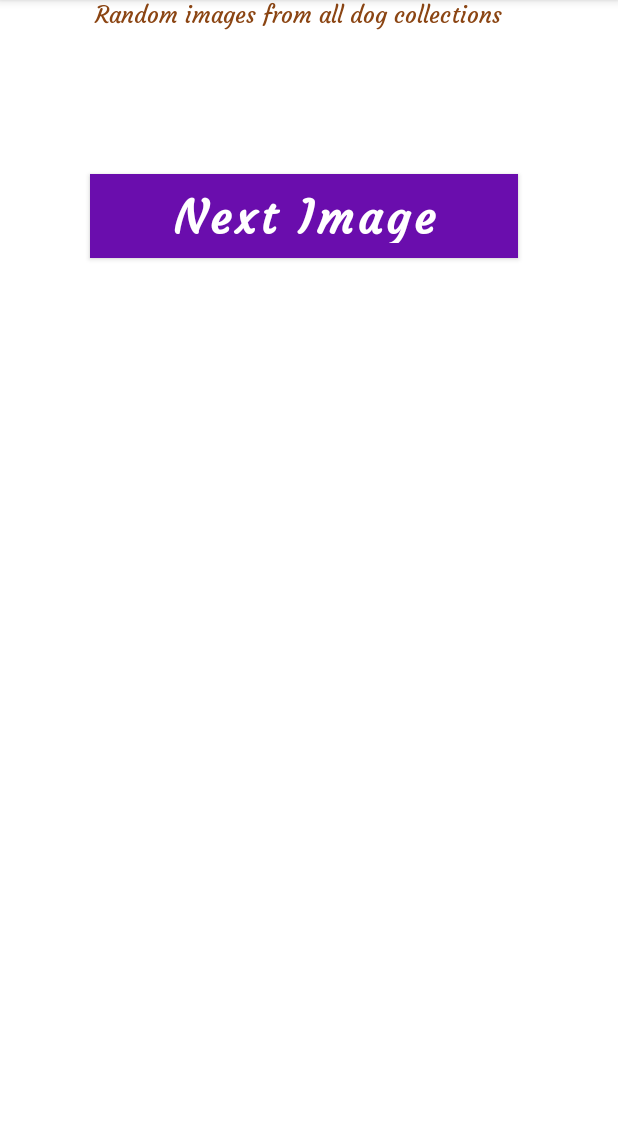
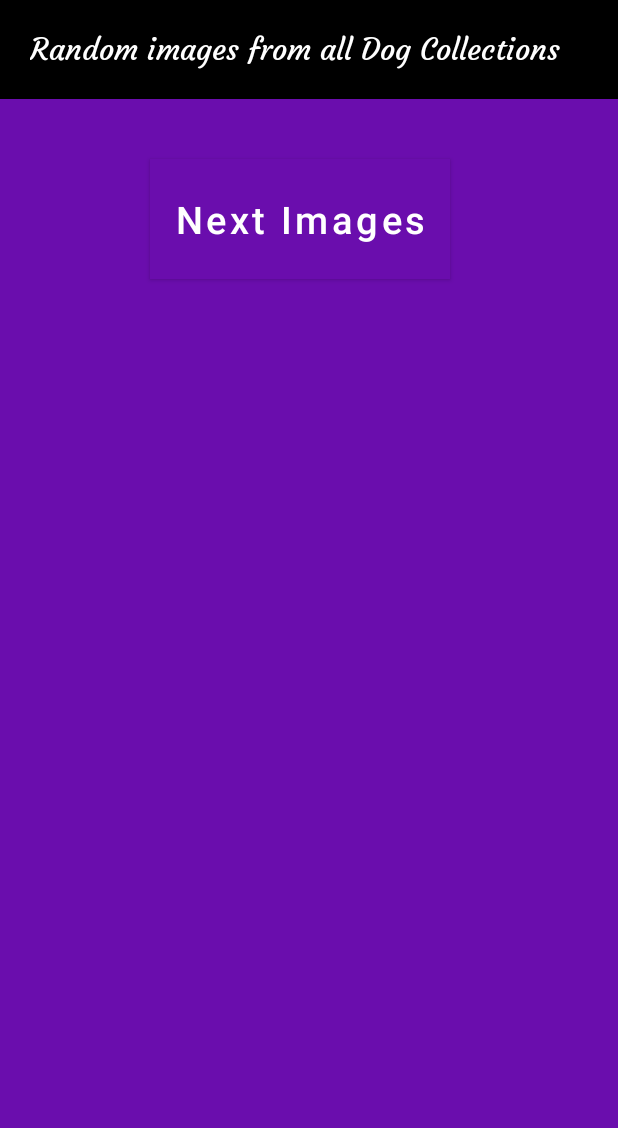
Before and after one commit to bobbinnej/Dog-API, an Android app: the screen it shows after launch (MainActivity), on a phone screen of 412 x 824 dp, the part 108-1236 px from its top. Run offline under Robolectric (Android 15) with nearby library versions, the phone set to English and light mode, and no system bars; our stand-ins replace ButterKnife.

Commit message:
style the random breed fragment, add parceler dependency

```diff
--- a/app/build.gradle
+++ b/app/build.gradle
@@ -54,6 +54,9 @@ dependencies {
     annotationProcessor 'com.jakewharton:butterknife-compiler:10.2.0'
     //viewpager dependency
     implementation 'androidx.viewpager:viewpager:1.1.0-alpha01'
+    // Parceler
+    implementation 'org.parceler:parceler-api:1.1.12'
+    annotationProcessor 'org.parceler:parceler:1.1.12'
 
 
 
--- a/app/src/main/AndroidManifest.xml
+++ b/app/src/main/AndroidManifest.xml
@@ -2,8 +2,8 @@
 <manifest xmlns:android="http://schemas.android.com/apk/res/android"
     xmlns:tools="http://schemas.android.com/tools"
     package="com.moringaschool.dogged">
-    <!--Permission from the internet to contact the Dog API-->
-    <uses-permission android:name="android.permission.INTERNET"/>
+    <!-- Permission from the internet to contact the Dog API -->
+    <uses-permission android:name="android.permission.INTERNET" />
 
     <application
         android:allowBackup="true"
@@ -24,6 +24,7 @@
                 <category android:name="android.intent.category.LAUNCHER" />
             </intent-filter>
         </activity>
+
         <meta-data
             android:name="preloaded_fonts"
             android:resource="@array/preloaded_fonts" />
--- a/app/src/main/java/com/moringaschool/dogged/RandomBreed.java
+++ b/app/src/main/java/com/moringaschool/dogged/RandomBreed.java
@@ -7,6 +7,7 @@ import android.os.Bundle;
 import androidx.annotation.NonNull;
 import androidx.annotation.Nullable;
 import androidx.fragment.app.Fragment;
+import androidx.recyclerview.widget.RecyclerView;
 
 import android.util.Log;
 import android.view.LayoutInflater;
@@ -18,6 +19,9 @@ import com.moringaschool.dogged.RetrofitClient.DogClient;
 import com.moringaschool.dogged.interfaces.DogApi;
 import com.moringaschool.dogged.models.RandomBreedResponse;
 
+import java.util.ArrayList;
+import java.util.List;
+
 import retrofit2.Call;
 import retrofit2.Callback;
 import retrofit2.Response;
@@ -25,7 +29,9 @@ import retrofit2.Response;
 
 public class RandomBreed extends Fragment {
     DogApi dogApi;
-
+    private List<RandomBreedResponse> random;
+    private RandomBreedAdapter randomBreedAdapter;
+    private RecyclerView recyclerView;
     @Override
     public void onViewCreated(@NonNull View view, @Nullable Bundle savedInstanceState) {
         super.onViewCreated(view, savedInstanceState);
@@ -54,8 +60,13 @@ public class RandomBreed extends Fragment {
     @Override
     public View onCreateView(LayoutInflater inflater, ViewGroup container,
                              Bundle savedInstanceState) {
+
+        View view=inflater.inflate(R.layout.fragment_random_breed, container, false);
+        random=new ArrayList<>();
+
+        randomBreedAdapter= new RandomBreedAdapter(random);
         // Inflate the layout for this fragment
-        return inflater.inflate(R.layout.fragment_random_breed, container, false);
+        return view;
     }
 
 
--- a/app/src/main/java/com/moringaschool/dogged/RandomBreedAdapter.java
+++ b/app/src/main/java/com/moringaschool/dogged/RandomBreedAdapter.java
@@ -1,7 +1,55 @@
 package com.moringaschool.dogged;
 
+import android.content.Context;
+import android.view.LayoutInflater;
+import android.view.View;
+import android.view.ViewGroup;
 import android.widget.GridView;
+import android.widget.TextView;
 
-public class RandomBreedAdapter {
+import androidx.annotation.NonNull;
+import androidx.recyclerview.widget.RecyclerView;
+
+import com.moringaschool.dogged.models.RandomBreedResponse;
+
+import java.util.List;
+
+public class RandomBreedAdapter extends RecyclerView.Adapter<RandomBreedAdapter.itemViewHolder> {
+    private Context context;
+    private List<RandomBreedResponse> random;
+
+    public RandomBreedAdapter(List<RandomBreedResponse> random) {
+        this.random = random;
+        this.context=context;
+    }
+
+    @NonNull
+    @Override
+    public itemViewHolder onCreateViewHolder(@NonNull ViewGroup parent, int viewType) {
+
+        // create a viewholder and inflate its xml layout
+        View view= LayoutInflater.from(parent.getContext()).inflate(R.layout.activity_random_breed,parent,false);
+        return new itemViewHolder(view);
+
+    }
+
+    @Override
+    public void onBindViewHolder(@NonNull itemViewHolder holder, int position) {
+    holder.txt.setText(random.get(position).getMessage());
+    }
+
+    @Override
+    public int getItemCount() {
+        return random.size();
+    }
+
+    public class itemViewHolder extends RecyclerView.ViewHolder{
+         TextView txt;
+        public itemViewHolder(@NonNull View itemView) {
+            super(itemView);
+            txt=itemView.findViewById(R.id.random_title);
+            txt=itemView.findViewById(R.id.nextRandom);
+        }
+    }
 
 }
--- a/app/src/main/res/layout/fragment_random_breed.xml
+++ b/app/src/main/res/layout/fragment_random_breed.xml
@@ -1,5 +1,5 @@
 <?xml version="1.0" encoding="utf-8"?>
-<androidx.constraintlayout.widget.ConstraintLayout xmlns:android="http://schemas.android.com/apk/res/android"
+<FrameLayout xmlns:android="http://schemas.android.com/apk/res/android"
     xmlns:app="http://schemas.android.com/apk/res-auto"
     xmlns:tools="http://schemas.android.com/tools"
     android:layout_width="match_parent"
@@ -7,44 +7,52 @@
     tools:context=".RandomBreed">
 
     <!-- TODO: Update blank fragment layout -->
+<LinearLayout
+    android:layout_width="match_parent"
+    android:layout_height="match_parent"
+    android:orientation="vertical"
+    android:background="@color/purple">
 
-    <TextView
-        android:id="@+id/textView"
-        android:layout_width="403dp"
-        android:layout_height="731dp"
-        android:fontFamily="@font/courgette"
-        android:text="Random images from all dog collections "
-        android:textAlignment="center"
-        android:textColor="@color/brown"
-        android:textSize="15sp"
-        app:layout_constraintStart_toStartOf="parent"
-        app:layout_constraintTop_toTopOf="parent" />
+    <RelativeLayout
+        android:layout_width="match_parent"
+        android:layout_height="wrap_content"
+        android:background="@android:color/black"
+        android:paddingTop="20dp"
+        android:paddingBottom="20dp"
+        android:paddingLeft="10dp"
+        android:paddingRight="10dp">
+
+        <TextView
+            android:layout_width="wrap_content"
+            android:layout_height="wrap_content"
+            android:id="@+id/randomTitle"
+            android:textColor="@color/white"
+            android:fontFamily="@font/courgette"
+            android:textSize="20sp"
+            android:textAlignment="center"
+            android:gravity="center"
+            android:text="Random images from all Dog Collections"
+            android:paddingLeft="10dp"/>
+    </RelativeLayout>
 
     <Button
-        android:id="@+id/nextRandom"
-        android:layout_width="285dp"
-        android:layout_height="56dp"
-        android:layout_marginStart="60dp"
-        android:layout_marginBottom="580dp"
-        android:background="@color/purple"
-        android:fontFamily="@font/courgette"
+        android:layout_width="200dp"
+        android:layout_height="80dp"
+        android:background="@color/black"
+        android:layout_marginTop="40dp"
+        android:layout_marginLeft="100dp"
+        android:layout_marginBottom="40dp"
+        android:textColor="@color/white"
+        android:textSize="25sp"
+        android:textAllCaps="false"
         android:gravity="center"
-        android:text="Next Image"
-        android:textAllCaps="false"
-        android:textColor="@color/white"
-        android:textSize="30sp"
-        android:textStyle="bold"
-        app:layout_constraintBottom_toBottomOf="parent"
-        app:layout_constraintStart_toStartOf="parent" />
+        android:text="Next Images"/>
 
-    <ImageView
-        android:id="@+id/randomImageView"
-        android:layout_width="120dp"
-        android:layout_height="136dp"
-        android:layout_marginEnd="128dp"
-        android:layout_marginBottom="380dp"
-        app:layout_constraintBottom_toBottomOf="parent"
-        app:layout_constraintEnd_toEndOf="parent"
-        app:layout_constraintVertical_bias="0.22000003"/>
 
-</androidx.constraintlayout.widget.ConstraintLayout>
+
+
+
+
+</LinearLayout>
+
+</FrameLayout>
```
Also changed, not shown: app/src/main/res/layout/activity_random_breed.xml (deleted, +0 -16 lines), app/src/main/res/layout/allbreed_item.xml (deleted, +0 -30 lines), app/src/main/res/layout/randombreed_item.xml (deleted, +0 -19 lines).
